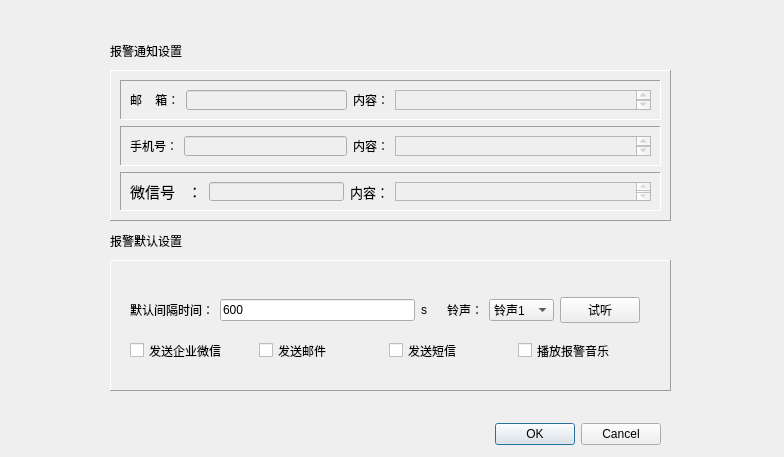
The window that netmanager/errrecord.ui (zhangjiacheng1991/netmanager) describes before a commit, drawn with Qt 5.
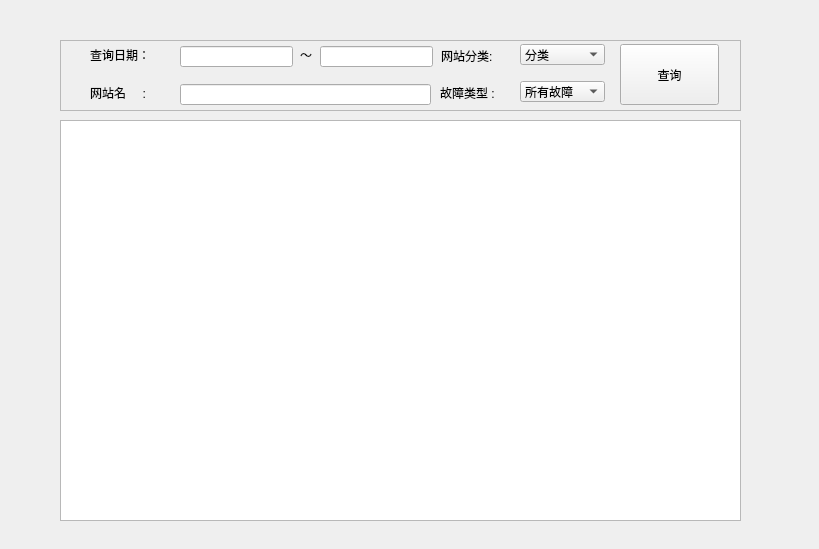
The same window after the commit.

```diff
--- a/netmanager/errrecord.ui
+++ b/netmanager/errrecord.ui
@@ -9,8 +9,8 @@
    <rect>
     <x>0</x>
     <y>0</y>
-    <width>784</width>
-    <height>457</height>
+    <width>819</width>
+    <height>549</height>
    </rect>
   </property>
   <property name="sizePolicy">
@@ -22,436 +22,184 @@
   <property name="windowTitle">
    <string>Form</string>
   </property>
+  <widget class="QListWidget" name="listWidget">
+   <property name="geometry">
+    <rect>
+     <x>60</x>
+     <y>120</y>
+     <width>681</width>
+     <height>401</height>
+    </rect>
+   </property>
+  </widget>
   <widget class="QFrame" name="frame">
    <property name="geometry">
     <rect>
-     <x>110</x>
-     <y>70</y>
-     <width>561</width>
-     <height>151</height>
-    </rect>
-   </property>
-   <property name="frameShape">
-    <enum>QFrame::Panel</enum>
-   </property>
-   <property name="frameShadow">
-    <enum>QFrame::Raised</enum>
-   </property>
-   <layout class="QGridLayout" name="gridLayout">
-    <item row="0" column="0">
-     <widget class="QFrame" name="frame_4">
-      <property name="frameShape">
-       <enum>QFrame::Panel</enum>
-      </property>
-      <property name="frameShadow">
-       <enum>QFrame::Sunken</enum>
-      </property>
-      <layout class="QHBoxLayout" name="horizontalLayout_13">
-       <item>
-        <layout class="QHBoxLayout" name="horizontalLayout_20">
-         <item>
-          <widget class="QLabel" name="label_15">
-           <property name="text">
-            <string>邮    箱：</string>
-           </property>
-          </widget>
-         </item>
-         <item>
-          <widget class="QLineEdit" name="lineEdit_8">
-           <property name="enabled">
-            <bool>false</bool>
-           </property>
-          </widget>
-         </item>
-        </layout>
-       </item>
-       <item>
-        <layout class="QHBoxLayout" name="horizontalLayout_21">
-         <item>
-          <widget class="QLabel" name="label_16">
-           <property name="text">
-            <string>内容：</string>
-           </property>
-          </widget>
-         </item>
-         <item>
-          <widget class="QTextEdit" name="textEdit_8">
-           <property name="enabled">
-            <bool>false</bool>
-           </property>
-          </widget>
-         </item>
-        </layout>
-       </item>
-      </layout>
-     </widget>
-    </item>
-    <item row="1" column="0">
-     <widget class="QFrame" name="frame_2">
-      <property name="frameShape">
-       <enum>QFrame::Panel</enum>
-      </property>
-      <property name="frameShadow">
-       <enum>QFrame::Sunken</enum>
-      </property>
-      <layout class="QHBoxLayout" name="horizontalLayout_8">
-       <item>
-        <layout class="QHBoxLayout" name="horizontalLayout_3">
-         <item>
-          <widget class="QLabel" name="label_3">
-           <property name="text">
-            <string>手机号：</string>
-           </property>
-          </widget>
-         </item>
-         <item>
-          <widget class="QLineEdit" name="lineEdit_2">
-           <property name="enabled">
-            <bool>false</bool>
-           </property>
-          </widget>
-         </item>
-        </layout>
-       </item>
-       <item>
-        <layout class="QHBoxLayout" name="horizontalLayout_4">
-         <item>
-          <widget class="QLabel" name="label_4">
-           <property name="text">
-            <string>内容：</string>
-           </property>
-          </widget>
-         </item>
-         <item>
-          <widget class="QTextEdit" name="textEdit_2">
-           <property name="enabled">
-            <bool>false</bool>
-           </property>
-          </widget>
-         </item>
-        </layout>
-       </item>
-      </layout>
-      <zorder></zorder>
-     </widget>
-    </item>
-    <item row="2" column="0">
-     <widget class="QFrame" name="frame_3">
-      <property name="font">
-       <font>
-        <pointsize>10</pointsize>
-       </font>
-      </property>
-      <property name="toolTipDuration">
-       <number>0</number>
-      </property>
-      <property name="frameShape">
-       <enum>QFrame::Panel</enum>
-      </property>
-      <property name="frameShadow">
-       <enum>QFrame::Sunken</enum>
-      </property>
-      <property name="lineWidth">
-       <number>1</number>
-      </property>
-      <layout class="QHBoxLayout" name="horizontalLayout_9">
-       <item>
-        <layout class="QHBoxLayout" name="horizontalLayout_5">
-         <item>
-          <widget class="QLabel" name="label_5">
-           <property name="font">
-            <font>
-             <pointsize>11</pointsize>
-            </font>
-           </property>
-           <property name="text">
-            <string>微信号   ：</string>
-           </property>
-          </widget>
-         </item>
-         <item>
-          <widget class="QLineEdit" name="lineEdit_3">
-           <property name="enabled">
-            <bool>false</bool>
-           </property>
-          </widget>
-         </item>
-        </layout>
-       </item>
-       <item>
-        <layout class="QHBoxLayout" name="horizontalLayout_6">
-         <item>
-          <widget class="QLabel" name="label_6">
-           <property name="text">
-            <string>内容：</string>
-           </property>
-          </widget>
-         </item>
-         <item>
-          <widget class="QTextEdit" name="textEdit_3">
-           <property name="enabled">
-            <bool>false</bool>
-           </property>
-          </widget>
-         </item>
-        </layout>
-       </item>
-      </layout>
-     </widget>
-    </item>
-   </layout>
-   <zorder>radioButton</zorder>
-   <zorder></zorder>
-   <zorder></zorder>
-   <zorder>frame_2</zorder>
-   <zorder>frame_3</zorder>
-   <zorder>frame_4</zorder>
-  </widget>
-  <widget class="QFrame" name="frame_5">
-   <property name="geometry">
-    <rect>
-     <x>110</x>
-     <y>260</y>
-     <width>561</width>
-     <height>131</height>
-    </rect>
-   </property>
-   <property name="sizePolicy">
-    <sizepolicy hsizetype="Expanding" vsizetype="Expanding">
-     <horstretch>0</horstretch>
-     <verstretch>0</verstretch>
-    </sizepolicy>
-   </property>
-   <property name="frameShape">
-    <enum>QFrame::Panel</enum>
-   </property>
-   <property name="frameShadow">
-    <enum>QFrame::Raised</enum>
-   </property>
-   <widget class="QWidget" name="">
-    <property name="geometry">
-     <rect>
-      <x>20</x>
-      <y>33</y>
-      <width>510</width>
-      <height>34</height>
-     </rect>
-    </property>
-    <layout class="QHBoxLayout" name="horizontalLayout_23">
-     <item>
-      <layout class="QHBoxLayout" name="horizontalLayout">
-       <item>
-        <widget class="QLabel" name="label_17">
-         <property name="text">
-          <string>默认间隔时间：</string>
-         </property>
-        </widget>
-       </item>
-       <item>
-        <widget class="QLineEdit" name="lineEdit">
-         <property name="text">
-          <string>600</string>
-         </property>
-        </widget>
-       </item>
-       <item>
-        <widget class="QLabel" name="label_18">
-         <property name="text">
-          <string>s    </string>
-         </property>
-        </widget>
-       </item>
-      </layout>
-     </item>
-     <item>
-      <layout class="QHBoxLayout" name="horizontalLayout_2">
-       <item>
-        <widget class="QLabel" name="label_19">
-         <property name="text">
-          <string>铃声：</string>
-         </property>
-        </widget>
-       </item>
-       <item>
-        <widget class="QComboBox" name="comboBox">
-         <item>
-          <property name="text">
-           <string>铃声1</string>
-          </property>
-         </item>
-         <item>
-          <property name="text">
-           <string>铃声2</string>
-          </property>
-         </item>
-         <item>
-          <property name="text">
-           <string>自定义</string>
-          </property>
-         </item>
-        </widget>
-       </item>
-       <item>
-        <widget class="QPushButton" name="pushButton">
-         <property name="text">
-          <string>试听</string>
-         </property>
-        </widget>
-       </item>
-      </layout>
-     </item>
-    </layout>
-   </widget>
-   <widget class="QWidget" name="">
-    <property name="geometry">
-     <rect>
-      <x>20</x>
-      <y>80</y>
-      <width>511</width>
-      <height>21</height>
-     </rect>
-    </property>
-    <layout class="QHBoxLayout" name="horizontalLayout_26">
-     <item>
-      <widget class="QCheckBox" name="checkBox">
-       <property name="text">
-        <string>发送企业微信</string>
-       </property>
-      </widget>
-     </item>
-     <item>
-      <widget class="QCheckBox" name="checkBox_2">
-       <property name="text">
-        <string>发送邮件        </string>
-       </property>
-      </widget>
-     </item>
-     <item>
-      <widget class="QCheckBox" name="checkBox_3">
-       <property name="text">
-        <string>发送短信        </string>
-       </property>
-      </widget>
-     </item>
-     <item>
-      <widget class="QCheckBox" name="checkBox_4">
-       <property name="text">
-        <string>播放报警音乐</string>
-       </property>
-      </widget>
-     </item>
-    </layout>
-   </widget>
-   <zorder>label_17</zorder>
-   <zorder>lineEdit</zorder>
-   <zorder>label_18</zorder>
-   <zorder>label_19</zorder>
-   <zorder>comboBox</zorder>
-   <zorder>pushButton</zorder>
-   <zorder>radioButton_6</zorder>
-   <zorder>radioButton_2</zorder>
-   <zorder>radioButton_3</zorder>
-   <zorder>checkBox</zorder>
-   <zorder>checkBox_2</zorder>
-   <zorder>checkBox_3</zorder>
-   <zorder>checkBox_4</zorder>
-   <zorder>checkBox_2</zorder>
-  </widget>
-  <widget class="QWidget" name="">
-   <property name="geometry">
-    <rect>
-     <x>110</x>
+     <x>60</x>
      <y>40</y>
-     <width>138</width>
-     <height>22</height>
+     <width>681</width>
+     <height>71</height>
     </rect>
    </property>
-   <layout class="QHBoxLayout" name="horizontalLayout_22">
+   <property name="frameShape">
+    <enum>QFrame::StyledPanel</enum>
+   </property>
+   <property name="frameShadow">
+    <enum>QFrame::Raised</enum>
+   </property>
+   <widget class="QLabel" name="label_2">
+    <property name="geometry">
+     <rect>
+      <x>30</x>
+      <y>44</y>
+      <width>71</width>
+      <height>17</height>
+     </rect>
+    </property>
+    <property name="text">
+     <string>网站名     :</string>
+    </property>
+   </widget>
+   <widget class="QLineEdit" name="lineEdit">
+    <property name="geometry">
+     <rect>
+      <x>120</x>
+      <y>44</y>
+      <width>251</width>
+      <height>21</height>
+     </rect>
+    </property>
+   </widget>
+   <widget class="QLineEdit" name="lineEdit_3">
+    <property name="geometry">
+     <rect>
+      <x>260</x>
+      <y>6</y>
+      <width>113</width>
+      <height>21</height>
+     </rect>
+    </property>
+   </widget>
+   <widget class="QLabel" name="label">
+    <property name="geometry">
+     <rect>
+      <x>381</x>
+      <y>6</y>
+      <width>81</width>
+      <height>20</height>
+     </rect>
+    </property>
+    <property name="text">
+     <string>网站分类:</string>
+    </property>
+   </widget>
+   <widget class="QLabel" name="label_3">
+    <property name="geometry">
+     <rect>
+      <x>30</x>
+      <y>6</y>
+      <width>81</width>
+      <height>17</height>
+     </rect>
+    </property>
+    <property name="text">
+     <string>查询日期：</string>
+    </property>
+   </widget>
+   <widget class="QPushButton" name="pushButton_search">
+    <property name="geometry">
+     <rect>
+      <x>560</x>
+      <y>4</y>
+      <width>99</width>
+      <height>61</height>
+     </rect>
+    </property>
+    <property name="text">
+     <string>查询</string>
+    </property>
+   </widget>
+   <widget class="QLabel" name="label_4">
+    <property name="geometry">
+     <rect>
+      <x>240</x>
+      <y>6</y>
+      <width>21</width>
+      <height>17</height>
+     </rect>
+    </property>
+    <property name="text">
+     <string>～</string>
+    </property>
+   </widget>
+   <widget class="QLineEdit" name="lineEdit_2">
+    <property name="geometry">
+     <rect>
+      <x>120</x>
+      <y>6</y>
+      <width>113</width>
+      <height>21</height>
+     </rect>
+    </property>
+   </widget>
+   <widget class="QComboBox" name="comboBox_2">
+    <property name="geometry">
+     <rect>
+      <x>460</x>
+      <y>41</y>
+      <width>85</width>
+      <height>21</height>
+     </rect>
+    </property>
     <item>
-     <widget class="QLabel" name="label">
-      <property name="text">
-       <string>报警通知设置</string>
-      </property>
-     </widget>
+     <property name="text">
+      <string>所有故障</string>
+     </property>
     </item>
     <item>
-     <spacer name="horizontalSpacer">
-      <property name="orientation">
-       <enum>Qt::Horizontal</enum>
-      </property>
-      <property name="sizeHint" stdset="0">
-       <size>
-        <width>40</width>
-        <height>20</height>
-       </size>
-      </property>
-     </spacer>
+     <property name="text">
+      <string>已处理故障</string>
+     </property>
     </item>
-   </layout>
-  </widget>
-  <widget class="QWidget" name="">
-   <property name="geometry">
-    <rect>
-     <x>110</x>
-     <y>230</y>
-     <width>138</width>
-     <height>22</height>
-    </rect>
-   </property>
-   <layout class="QHBoxLayout" name="horizontalLayout_24">
     <item>
-     <widget class="QLabel" name="label_2">
-      <property name="text">
-       <string>报警默认设置</string>
-      </property>
-     </widget>
+     <property name="text">
+      <string>未处理故障</string>
+     </property>
     </item>
+   </widget>
+   <widget class="QComboBox" name="comboBox">
+    <property name="geometry">
+     <rect>
+      <x>460</x>
+      <y>4</y>
+      <width>85</width>
+      <height>21</height>
+     </rect>
+    </property>
     <item>
-     <spacer name="horizontalSpacer_2">
-      <property name="orientation">
-       <enum>Qt::Horizontal</enum>
-      </property>
-      <property name="sizeHint" stdset="0">
-       <size>
-        <width>40</width>
-        <height>20</height>
-       </size>
-      </property>
-     </spacer>
+     <property name="text">
+      <string>分类</string>
+     </property>
     </item>
-   </layout>
-  </widget>
-  <widget class="QWidget" name="">
-   <property name="geometry">
-    <rect>
-     <x>210</x>
-     <y>420</y>
-     <width>451</width>
-     <height>29</height>
-    </rect>
-   </property>
-   <layout class="QHBoxLayout" name="horizontalLayout_25">
     <item>
-     <spacer name="horizontalSpacer_3">
-      <property name="orientation">
-       <enum>Qt::Horizontal</enum>
-      </property>
-      <property name="sizeHint" stdset="0">
-       <size>
-        <width>40</width>
-        <height>20</height>
-       </size>
-      </property>
-     </spacer>
+     <property name="text">
+      <string>所有故障</string>
+     </property>
     </item>
-    <item>
-     <widget class="QDialogButtonBox" name="buttonBox">
-      <property name="standardButtons">
-       <set>QDialogButtonBox::Cancel|QDialogButtonBox::Ok</set>
-      </property>
-     </widget>
-    </item>
-   </layout>
+   </widget>
+   <widget class="QLabel" name="label_5">
+    <property name="geometry">
+     <rect>
+      <x>380</x>
+      <y>44</y>
+      <width>71</width>
+      <height>17</height>
+     </rect>
+    </property>
+    <property name="text">
+     <string>故障类型 :</string>
+    </property>
+   </widget>
   </widget>
  </widget>
  <resources/>
```
